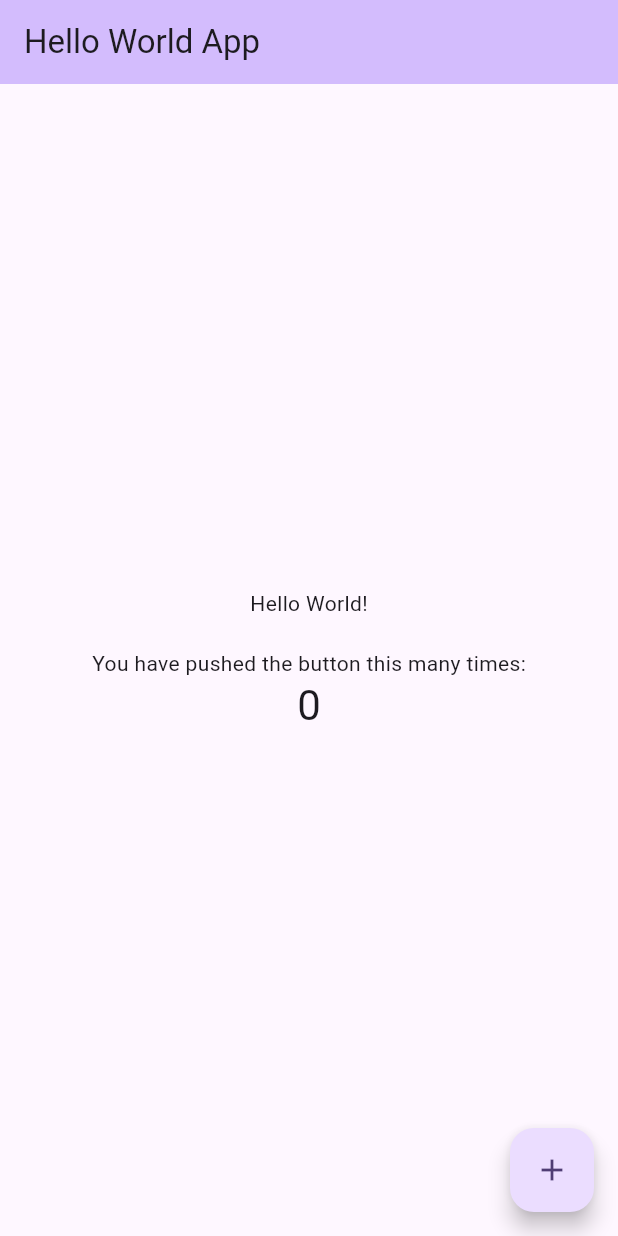
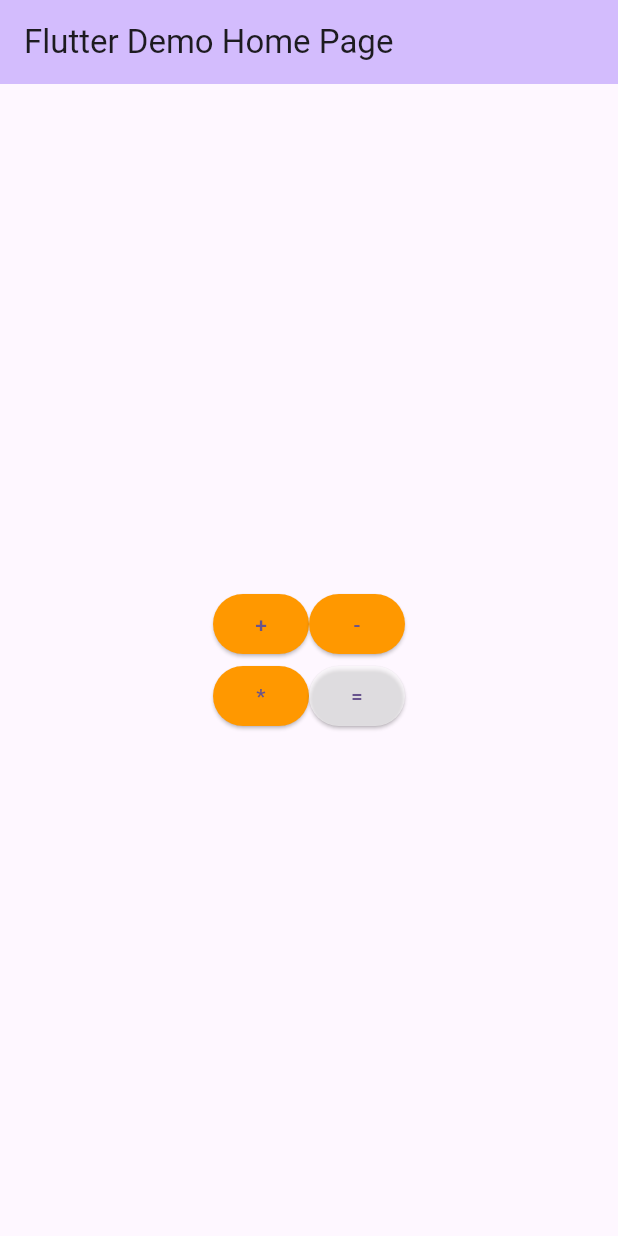
Before and after one commit to Nourin-Nusrat/Flutter_hello_world, a Flutter app: the screen it shows after launch, on a phone screen of 412 x 824 dp. Run offline on Flutter 3.47's test engine with Material 2 defaults, Android fonts, the phone set to English and light mode, and no system bars.

Commit message:
button added

```diff
--- a/hello_world/lib/main.dart
+++ b/hello_world/lib/main.dart
@@ -11,13 +11,12 @@ class MyApp extends StatelessWidget {
   @override
   Widget build(BuildContext context) {
     return MaterialApp(
-      title: 'Hello World',
+      title: 'Flutter Demo',
       theme: ThemeData(
-
         colorScheme: ColorScheme.fromSeed(seedColor: Colors.deepPurple),
         useMaterial3: true,
       ),
-      home: const MyHomePage(title: 'Hello World App'),
+      home: const MyHomePage(title: 'Flutter Demo Home Page'),
     );
   }
 }
@@ -32,14 +31,6 @@ class MyHomePage extends StatefulWidget {
 }
 
 class _MyHomePageState extends State<MyHomePage> {
-  int _counter = 0;
-
-  void _incrementCounter() {
-    setState(() {
-      _counter++;
-    });
-  }
-
   @override
   Widget build(BuildContext context) {
     return Scaffold(
@@ -51,24 +42,57 @@ class _MyHomePageState extends State<MyHomePage> {
         child: Column(
           mainAxisAlignment: MainAxisAlignment.center,
           children: <Widget>[
-            const Text(
-              'Hello World!\n',
+            Row(
+              mainAxisAlignment: MainAxisAlignment.center,
+              children: [
+                ElevatedButton(
+                  onPressed: () {
+                    print('button pressed!');
+                  },
+                  style: ElevatedButton.styleFrom(
+                    primary: Colors.orange,
+                  ),
+                  child: Text('+'),
+                ),
+                ElevatedButton(
+                  onPressed: () {
+                    print('button pressed!');
+                  },
+                  style: ElevatedButton.styleFrom(
+                    primary: Colors.orange,
+                  ),
+                  child: Text('-'),
+                ),
+              ],
             ),
-            const Text(
-              'You have pushed the button this many times:',
-            ),
-            Text(
-              '$_counter',
-              style: Theme.of(context).textTheme.headlineMedium,
+            Row(
+              mainAxisAlignment: MainAxisAlignment.center,
+              children: [
+
+                ElevatedButton(
+                  onPressed: () {
+                    print('button pressed!');
+                  },
+                  style: ElevatedButton.styleFrom(
+
+                    primary: Colors.orange,
+                  ),
+                  child: Text('*'),
+                ),
+                ElevatedButton(
+                  onPressed: () {
+                    print('button pressed!');
+                  },
+                  style: ElevatedButton.styleFrom(
+                    primary: Colors.white54,
+                  ),
+                  child: Text('='),
+                ),
+              ],
             ),
           ],
         ),
       ),
-      floatingActionButton: FloatingActionButton(
-        onPressed: _incrementCounter,
-        tooltip: 'Increment',
-        child: const Icon(Icons.add),
-      ), // This trailing comma makes auto-formatting nicer for build methods.
     );
   }
 }
```
